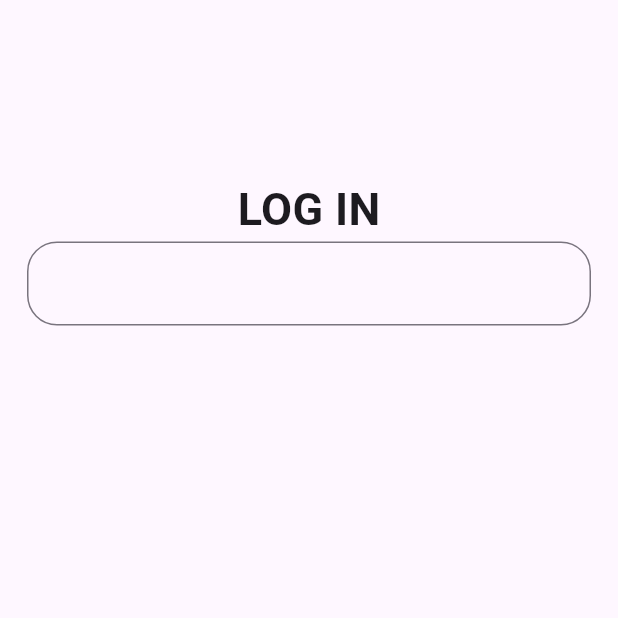
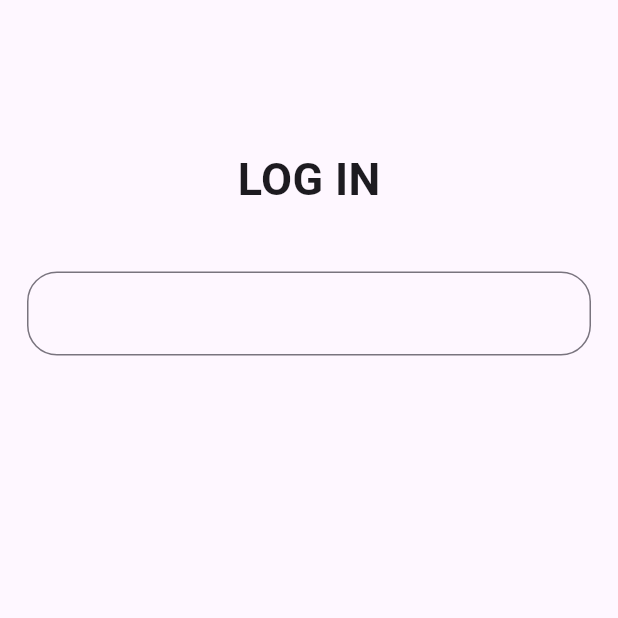
Before and after one commit to sohasara/E-Commerce-App, a Flutter app: the screen it shows after launch, on a phone screen of 412 x 824 dp, the top half of it. Run offline on Flutter 3.47's test engine with Material 3 defaults, Android fonts, the phone set to English and light mode, and no system bars.

Commit message:
add sizedbox

```diff
--- a/lib/feature/presentation/pages/log_in.dart
+++ b/lib/feature/presentation/pages/log_in.dart
@@ -13,7 +13,7 @@ class LogIn extends StatelessWidget {
           child: Column(
             children: [
               SizedBox(
-                height: 100,
+                height: 80,
               ),
               Text(
                 'LOG IN',
@@ -21,6 +21,9 @@ class LogIn extends StatelessWidget {
                   fontSize: 30,
                   fontWeight: FontWeight.bold,
                 ),
+              ),
+              SizedBox(
+                height: 40,
               ),
               MyTextFeild()
             ],
```
